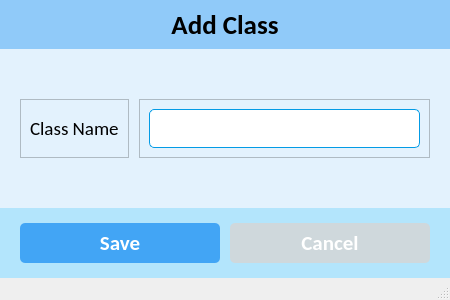
Before: the Qt Designer form ui/add_class.ui in CodeWithEhtisham/School-Software, drawn with Qt 5.
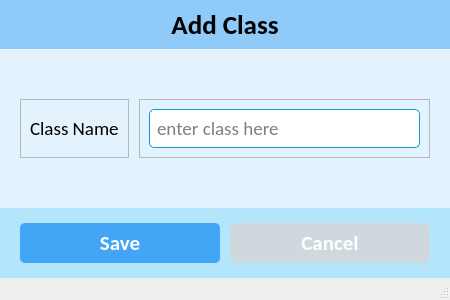
After: the same form once the commit is applied. Icons and pictures are not drawn.

Diff of the .ui file:
```diff
--- a/ui/add_class.ui
+++ b/ui/add_class.ui
@@ -54,13 +54,7 @@
 	border: 1px solid #039be5;
 	padding: 5px 5px;
 }
-
-QComboBox {
-	background-color: #fff;
-	border-radius: 5px;
-	border: 1px solid #039be5;
-	padding: 5px 5px;
-}</string>
+</string>
    </property>
    <layout class="QVBoxLayout" name="verticalLayout_3">
     <property name="spacing">
@@ -159,6 +153,9 @@
               <pointsize>14</pointsize>
              </font>
             </property>
+            <property name="placeholderText">
+             <string>enter class here</string>
+            </property>
            </widget>
           </item>
          </layout>
```
Left out of the diff: 10 changed lines with no effect on the pictures.
